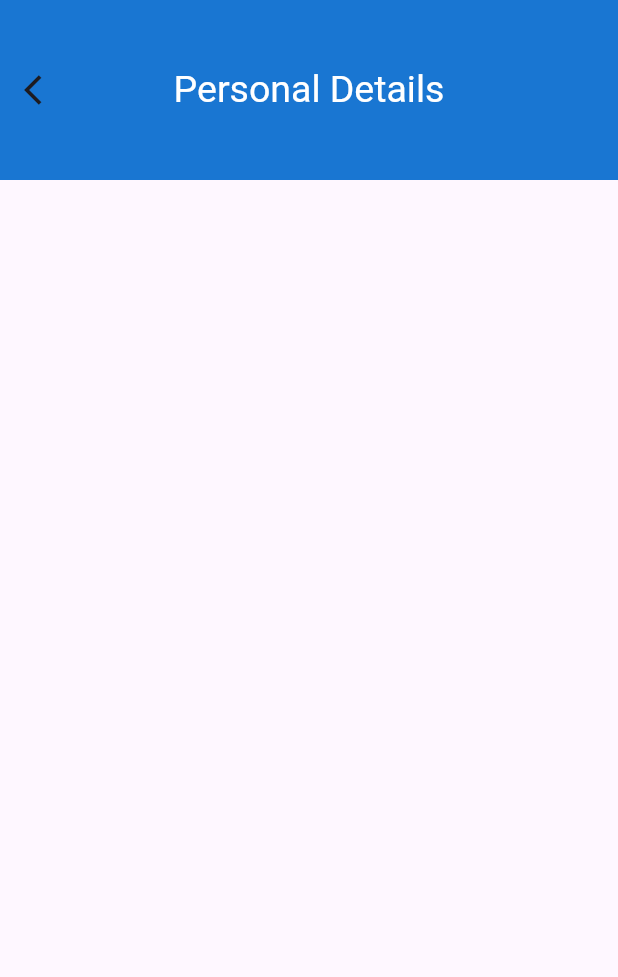
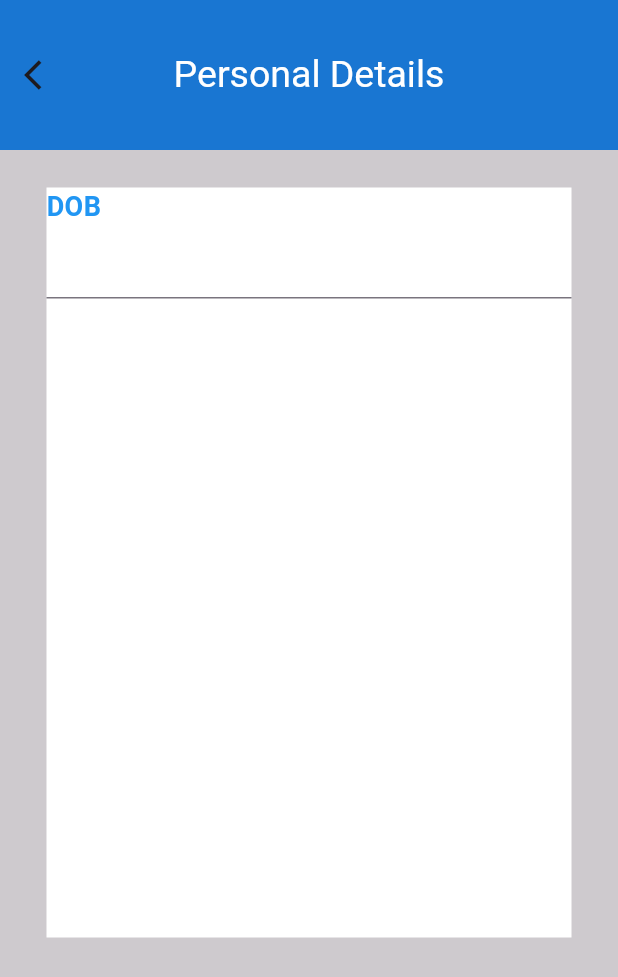
Before and after one commit to vrundpadariya/vrund_resume_builder_app, a Flutter app: the personaldetail screen opened by its route, on a phone screen of 412 x 824 dp. Shown: the top 977 px of the screen. Run offline on Flutter 3.47's test engine with Material 2 defaults, Android fonts, the phone set to English and light mode, and no system bars.

Commit message:
6 commits

```diff
--- a/lib/screen/Build_opition_page/personal_detail.dart
+++ b/lib/screen/Build_opition_page/personal_detail.dart
@@ -1,3 +1,4 @@
+import 'package:flutter/foundation.dart';
 import 'package:flutter/material.dart';
 import 'package:resume_app/components/global.dart';
 
@@ -11,10 +12,12 @@ class personaldetail extends StatefulWidget {
 class _personaldetailState extends State<personaldetail> {
   @override
   Widget build(BuildContext context) {
+    double h = MediaQuery.of(context).size.height;
+    double w = MediaQuery.of(context).size.width;
     return Scaffold(
       appBar: AppBar(
         centerTitle: true,
-        toolbarHeight: 120,
+        toolbarHeight: 100,
         backgroundColor: Globals.background,
         leading: const Icon(
           Icons.arrow_back_ios,
@@ -27,12 +30,37 @@ class _personaldetailState extends State<personaldetail> {
           ),
         ),
       ),
-      body: Column(
-        children: [
-          Container(
+      body: Container(
+        padding: EdgeInsets.all(25),
+        alignment: Alignment.topCenter,
+        color: Colors.grey.withOpacity(0.5),
+        child: Container(
+          height: 500,
+          width: 350,
+          color: Colors.white,
+          child:  Column(
+            crossAxisAlignment: CrossAxisAlignment.start,
+            children: [
+               const Row(
+                 children: [
+                    Text(
+                    "DOB",
+                   style: TextStyle(
+                     fontSize: 18,
+                    color: Colors.blue,
+                     fontWeight: FontWeight.bold,
+                   ),
+                   ),
+                 ],
+               ),
+              TextFormField(
+                decoration: const InputDecoration(
 
+                ),
+              ),
+            ],
           ),
-        ],
+        ),
       ),
     );
   }
```
